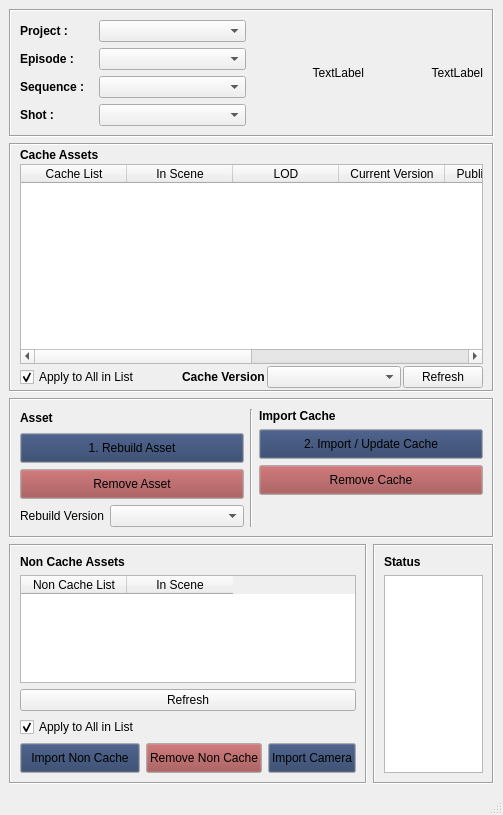
The window that importCacheApp/importUI.ui (ChanonVilaiyuk/ptAlembic) describes before a commit, drawn with Qt 5.
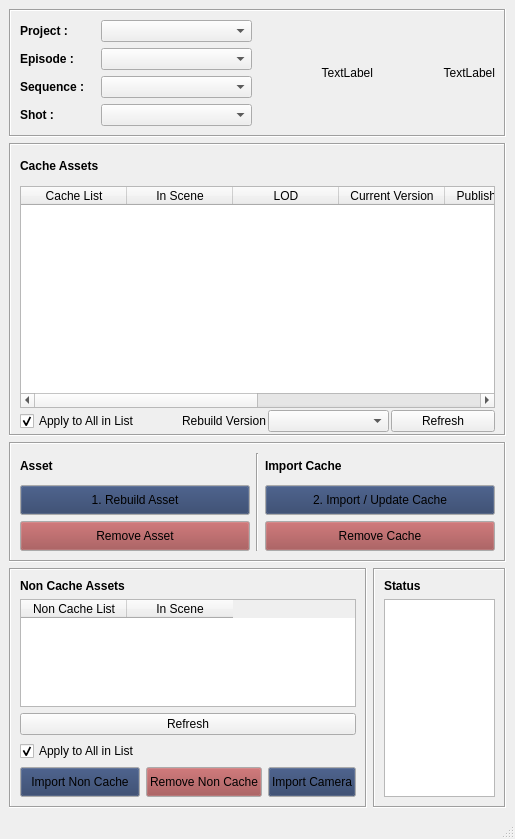
The same window after the commit.

Commit message: Finish Import v001

Diff of the .ui file:
```diff
--- a/importCacheApp/importUI.ui
+++ b/importCacheApp/importUI.ui
@@ -6,8 +6,8 @@
    <rect>
     <x>0</x>
     <y>0</y>
-    <width>503</width>
-    <height>815</height>
+    <width>515</width>
+    <height>839</height>
    </rect>
   </property>
   <property name="windowTitle">
@@ -225,7 +225,7 @@
         </widget>
        </item>
        <item>
-        <layout class="QHBoxLayout" name="horizontalLayout_5" stretch="0,0,1,2,1">
+        <layout class="QHBoxLayout" name="horizontalLayout_5" stretch="1,0,6,3">
          <item>
           <widget class="QCheckBox" name="all_checkBox">
            <property name="text">
@@ -250,20 +250,24 @@
           </spacer>
          </item>
          <item>
-          <widget class="QLabel" name="label_3">
+          <layout class="QHBoxLayout" name="horizontalLayout_7" stretch="1,2">
+           <item>
+            <widget class="QLabel" name="label_12">
            <property name="font">
             <font>
-             <weight>75</weight>
-             <bold>true</bold>
+               <weight>50</weight>
+               <bold>false</bold>
             </font>
            </property>
            <property name="text">
-            <string>Cache Version</string>
+              <string>Rebuild Version</string>
            </property>
           </widget>
          </item>
          <item>
-          <widget class="QComboBox" name="cache_comboBox"/>
+            <widget class="QComboBox" name="assetVersion_comboBox"/>
+           </item>
+          </layout>
          </item>
          <item>
           <widget class="QPushButton" name="refresh_pushButton">
@@ -282,7 +286,7 @@
       <property name="maximumSize">
        <size>
         <width>16777215</width>
-        <height>140</height>
+        <height>120</height>
        </size>
       </property>
       <property name="frameShape">
@@ -407,26 +411,6 @@
            </property>
           </widget>
          </item>
-         <item row="4" column="0">
-          <layout class="QHBoxLayout" name="horizontalLayout_7" stretch="1,2">
-           <item>
-            <widget class="QLabel" name="label_12">
-             <property name="font">
-              <font>
-               <weight>50</weight>
-               <bold>false</bold>
-              </font>
-             </property>
-             <property name="text">
-              <string>Rebuild Version</string>
-             </property>
-            </widget>
-           </item>
-           <item>
-            <widget class="QComboBox" name="assetVersion_comboBox"/>
-           </item>
-          </layout>
-         </item>
         </layout>
        </item>
        <item>
@@ -437,7 +421,7 @@
         </widget>
        </item>
        <item>
-        <layout class="QGridLayout" name="gridLayout_6" rowstretch="1,1,1,2">
+        <layout class="QGridLayout" name="gridLayout_6" rowstretch="1,0,0">
          <item row="1" column="0">
           <widget class="QPushButton" name="importCache_pushButton">
            <property name="minimumSize">
@@ -551,13 +535,6 @@
            </property>
           </widget>
          </item>
-         <item row="3" column="0">
-          <widget class="QLabel" name="label_14">
-           <property name="text">
-            <string/>
-           </property>
-          </widget>
-         </item>
         </layout>
        </item>
       </layout>
```
Left out of the diff: 2 changed lines with no effect on the pictures. Lines whose indentation alone changed are shown as unchanged. The commit also changes 13 other files.
